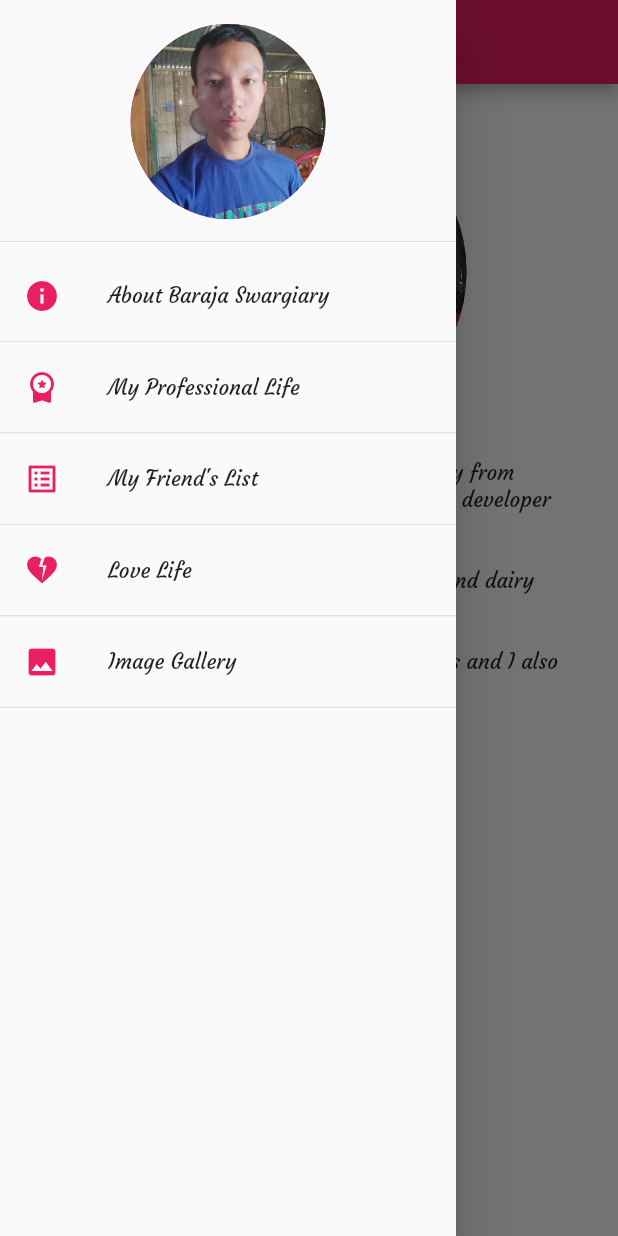
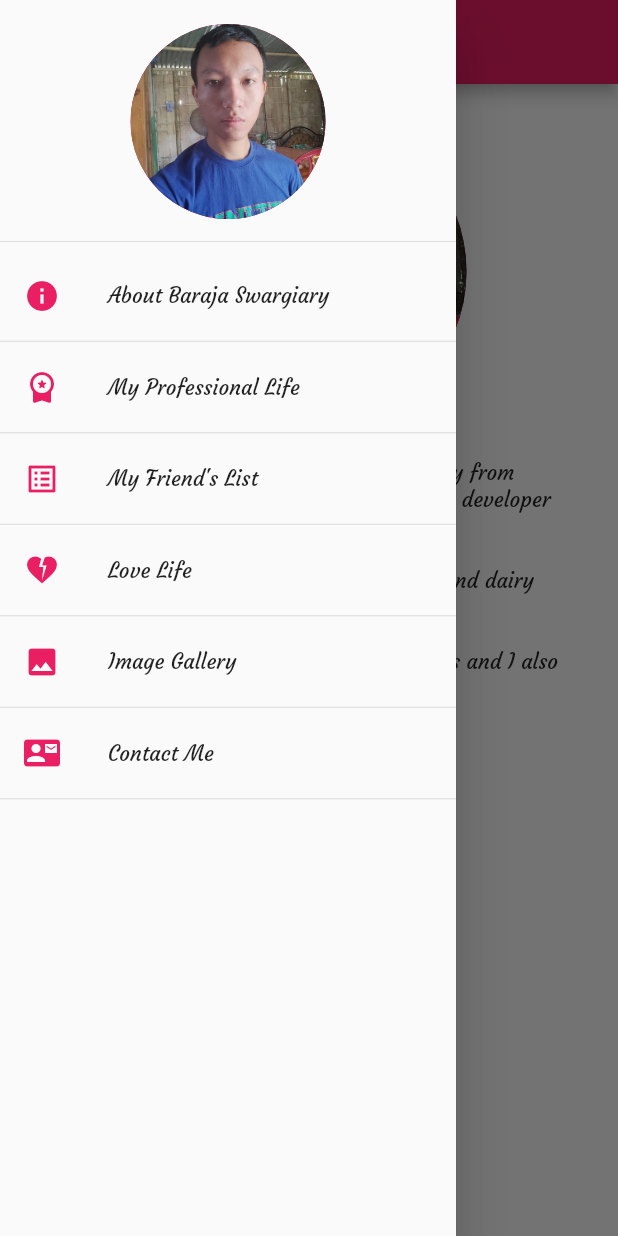
Before and after one commit to barajasss/baraja-swargiary-mobile-app, a Flutter app: the screen it shows after launch, with the side drawer open, on a phone screen of 412 x 824 dp. Run offline on Flutter 3.47's test engine with Material 2 defaults, Android fonts, the phone set to English and light mode, and no system bars.

```diff
--- a/lib/components/drawer.dart
+++ b/lib/components/drawer.dart
@@ -46,6 +46,11 @@ class _DrawerComponentState extends State<DrawerComponent> {
             path: '/gallery',
             icon: Icons.image,
           ),
+          DrawerItem(
+            title: 'Contact Me',
+            path: '/contact',
+            icon: Icons.contact_mail,
+          ),
         ],
       ),
     );
--- a/lib/main.dart
+++ b/lib/main.dart
@@ -5,6 +5,7 @@ import './screens/FriendListScreen.dart';
 import './screens/ImageGalleryScreen.dart';
 import './screens/LoveLifeScreen.dart';
 import './screens/ProfessionalLifeScreen.dart';
+import './screens/ContactScreen.dart';
 
 void main() {
   runApp(const MyApp());
@@ -25,6 +26,7 @@ class MyApp extends StatelessWidget {
         '/friend-list': (context) => FriendListScreen(),
         '/love-life': (context) => LoveLifeScreen(),
         '/gallery': (context) => ImageGalleryScreen(),
+        '/contact': (context) => ContactScreen(),
       },
       theme: ThemeData(
         fontFamily: 'courgette',
--- a/pubspec.yaml
+++ b/pubspec.yaml
@@ -39,6 +39,7 @@ dependencies:
 dev_dependencies:
   flutter_test:
     sdk: flutter
+  flutter_launcher_icons: "^0.12.0"
 
   # The "flutter_lints" package below contains a set of recommended lints to
   # encourage good coding practices. The lint set provided by the package is
@@ -46,6 +47,11 @@ dev_dependencies:
   # package. See that file for information about deactivating specific lint
   # rules and activating additional ones.
   flutter_lints: ^2.0.0
+
+flutter_icons:
+  android: "launcher_icon"
+  ios: true
+  image_path: "assets/images/profile.jpg"
 
 # For information on the generic Dart part of this file, see the
 # following page: https://dart.dev/tools/pub/pubspec
```
Also changed, not shown: lib/screens/ContactScreen.dart (added, +40 -0 lines), pubspec.lock, 28 other files.
